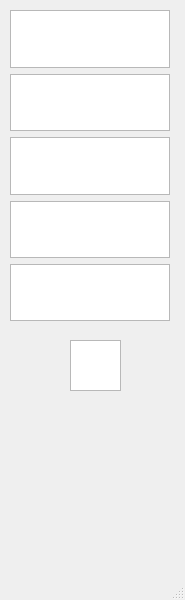
Before: the Qt Designer form Zork/wordle.ui in lukeol11/ZorkProject, drawn with Qt 5.
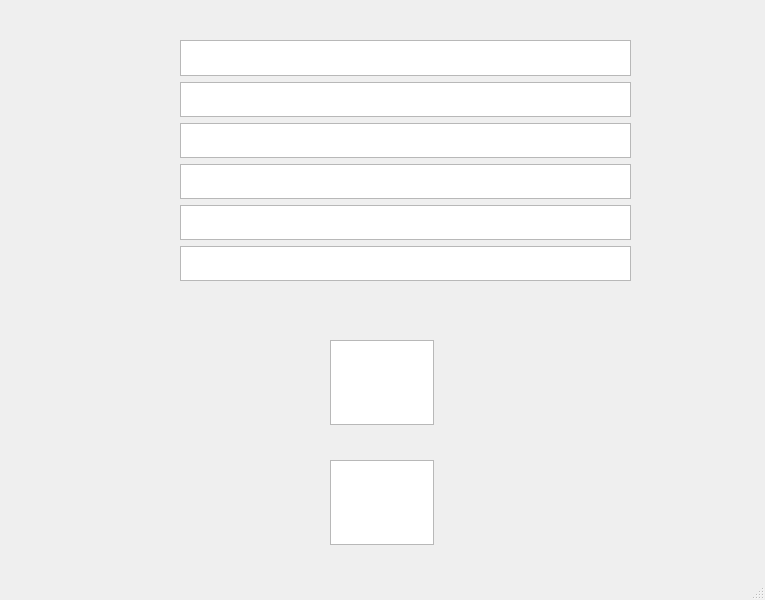
After: the same form once the commit is applied.

Commit message:
Preparation for Wordle
Added string comparison that reutrns similar characters

Diff of the .ui file:
```diff
--- a/Zork/wordle.ui
+++ b/Zork/wordle.ui
@@ -6,7 +6,7 @@
    <rect>
     <x>0</x>
     <y>0</y>
-    <width>185</width>
+    <width>765</width>
     <height>600</height>
    </rect>
   </property>
@@ -14,23 +14,13 @@
    <string>MainWindow</string>
   </property>
   <widget class="QWidget" name="centralwidget">
-   <widget class="QPlainTextEdit" name="plainTextEdit">
-    <property name="geometry">
-     <rect>
-      <x>70</x>
-      <y>340</y>
-      <width>51</width>
-      <height>51</height>
-     </rect>
-    </property>
-   </widget>
    <widget class="QWidget" name="verticalLayoutWidget">
     <property name="geometry">
      <rect>
-      <x>10</x>
-      <y>10</y>
-      <width>160</width>
-      <height>311</height>
+      <x>180</x>
+      <y>40</y>
+      <width>451</width>
+      <height>241</height>
      </rect>
     </property>
     <layout class="QVBoxLayout" name="verticalLayout_2">
@@ -47,10 +37,33 @@
       <widget class="QPlainTextEdit" name="plainTextEdit_6"/>
      </item>
      <item>
-      <widget class="QPlainTextEdit" name="plainTextEdit_4"/>
+      <widget class="QPlainTextEdit" name="boxFive"/>
+     </item>
+     <item>
+      <widget class="QPlainTextEdit" name="boxSix"/>
      </item>
     </layout>
    </widget>
+   <widget class="QPlainTextEdit" name="correctCharacters">
+    <property name="geometry">
+     <rect>
+      <x>330</x>
+      <y>340</y>
+      <width>104</width>
+      <height>85</height>
+     </rect>
+    </property>
+   </widget>
+   <widget class="QPlainTextEdit" name="searcBox">
+    <property name="geometry">
+     <rect>
+      <x>330</x>
+      <y>460</y>
+      <width>104</width>
+      <height>85</height>
+     </rect>
+    </property>
+   </widget>
   </widget>
   <widget class="QMenuBar" name="menubar">
    <property name="geometry">
```
Left out of the diff: 10 changed lines with no effect on the pictures. The commit also changes 4 other files.
